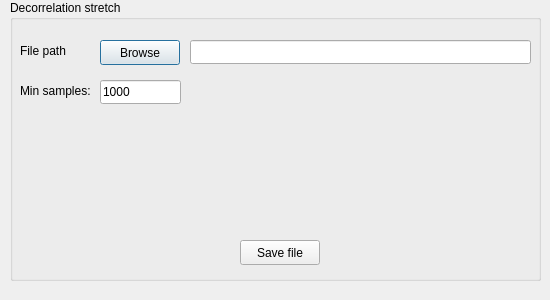
cnr-isti-vclab/relight, file relight/dstretchdialog.ui: the form before one commit.
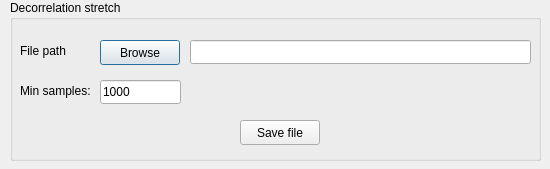
The form after the commit.

```diff
--- a/relight/dstretchdialog.ui
+++ b/relight/dstretchdialog.ui
@@ -7,7 +7,7 @@
     <x>0</x>
     <y>0</y>
     <width>550</width>
-    <height>300</height>
+    <height>169</height>
    </rect>
   </property>
   <property name="windowTitle">
@@ -19,7 +19,7 @@
      <x>10</x>
      <y>0</y>
      <width>531</width>
-     <height>281</height>
+     <height>161</height>
     </rect>
    </property>
    <property name="title">
@@ -42,7 +42,7 @@
     <property name="geometry">
      <rect>
       <x>230</x>
-      <y>240</y>
+      <y>120</y>
       <width>80</width>
       <height>25</height>
      </rect>
```
Left out of the diff: 2 changed lines with no effect on the pictures.
